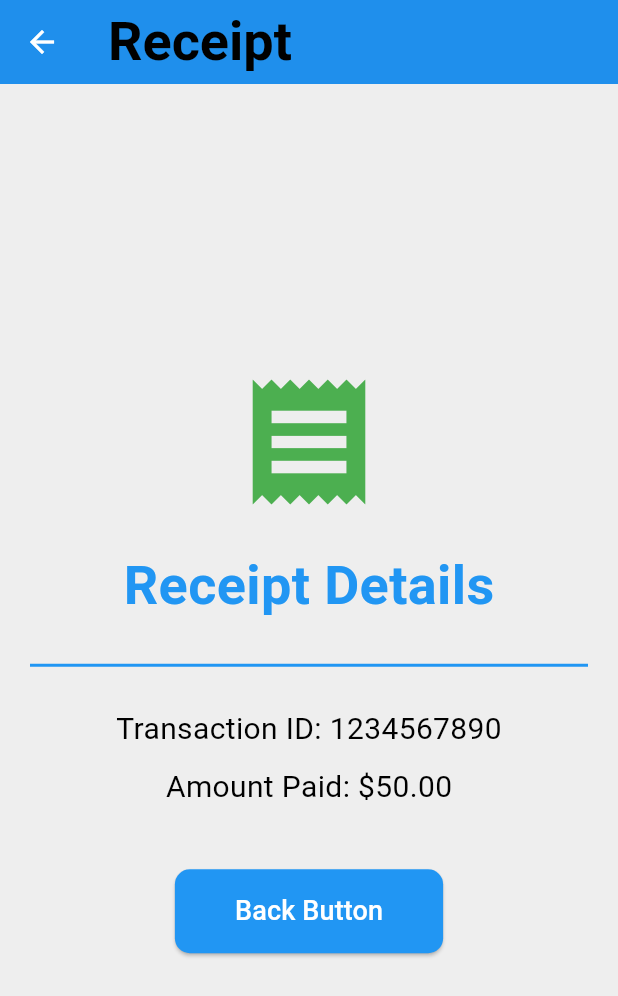
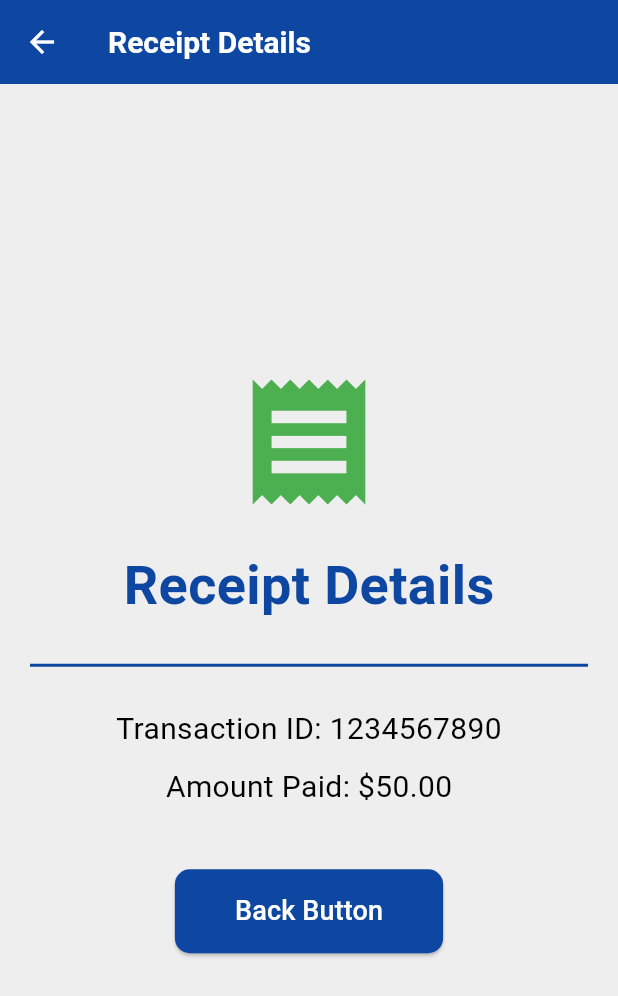
Before and after one commit to Ggayi-Edward/Property_management_application, a Flutter app: the ReceiptPage screen opened directly, on a phone screen of 412 x 824 dp. Shown: the top 996 px of the screen. Run offline on Flutter 3.47's test engine with Material 3 defaults, Android fonts, the light colour scheme and no system bars; our stand-ins replace cached_network_image, cloud_firestore, file_picker, firebase_auth, firebase_core, firebase_messaging and 9 more; missing offline and left inert: flutterwave_standard; accounts and stored records are empty.

Commit message:
receipt page

```diff
--- a/lib/payment/Receipt_page.dart
+++ b/lib/payment/Receipt_page.dart
@@ -9,8 +9,14 @@
   Widget build(BuildContext context) {
     return Scaffold(
       appBar: AppBar(
-        title: Text('Receipt'),
-        backgroundColor: Colors.blue, // Adjust background color of app bar
+        title: const Text(
+          'Receipt Details',
+          style: TextStyle(
+            color: Colors.white,
+            fontSize: 20,
+          ),
+        ),
+               // Adjust background color of app bar
       ),
       backgroundColor: Colors.grey[200], // Adjust background color of the body
       body: Padding(
@@ -30,12 +36,12 @@
               style: TextStyle(
                   fontSize: 36.0,
                   fontWeight: FontWeight.bold,
-                  color: Colors.blue),
+                  color:Color(0xFF0D47A1)),
             ),
             SizedBox(height: 20.0),
             Divider(
                 thickness: 2,
-                color: Colors.blue), // Add a divider for visual separation
+                color: Color(0xFF0D47A1)), // Add a divider for visual separation
             SizedBox(height: 20.0),
             Text(
               'Transaction ID: 1234567890',
@@ -52,7 +58,7 @@
                 Navigator.pop(context);
               },
               style: ElevatedButton.styleFrom(
-                backgroundColor: Colors.blue, // Adjust button background color
+                backgroundColor: Color(0xFF0D47A1), // Adjust button background color
                 padding: EdgeInsets.symmetric(horizontal: 40, vertical: 15),
                 shape: RoundedRectangleBorder(
                   borderRadius: BorderRadius.circular(10),
```
Also changed, not shown: lib/payment/payment_page.dart (+15 -30 lines).
